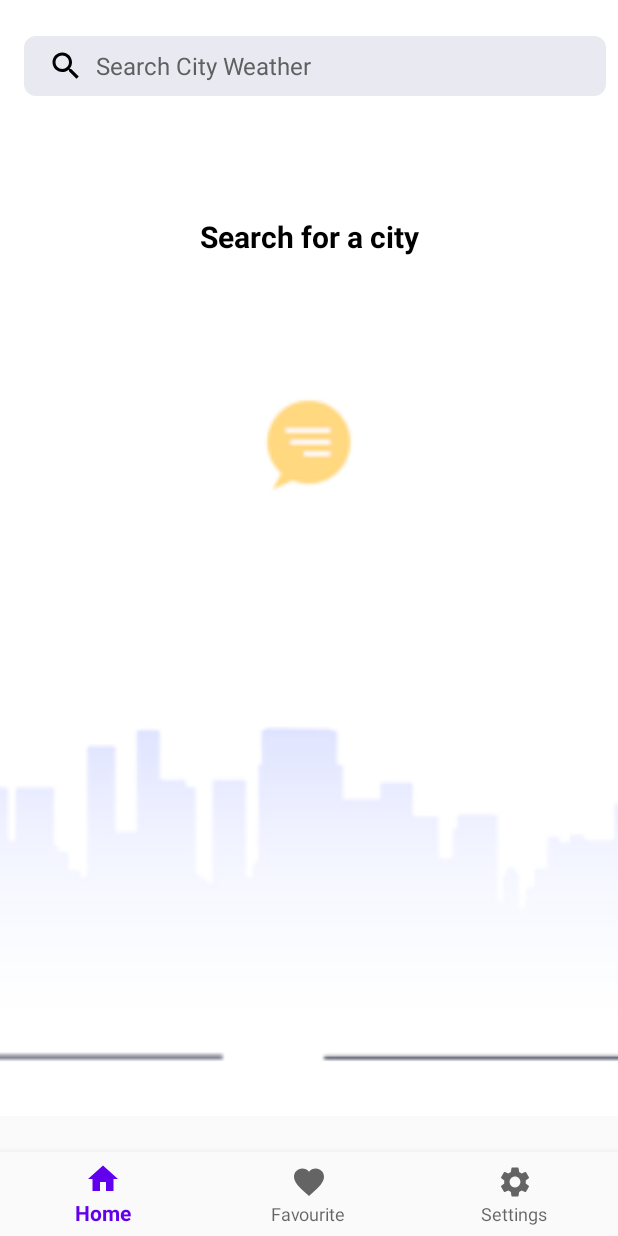
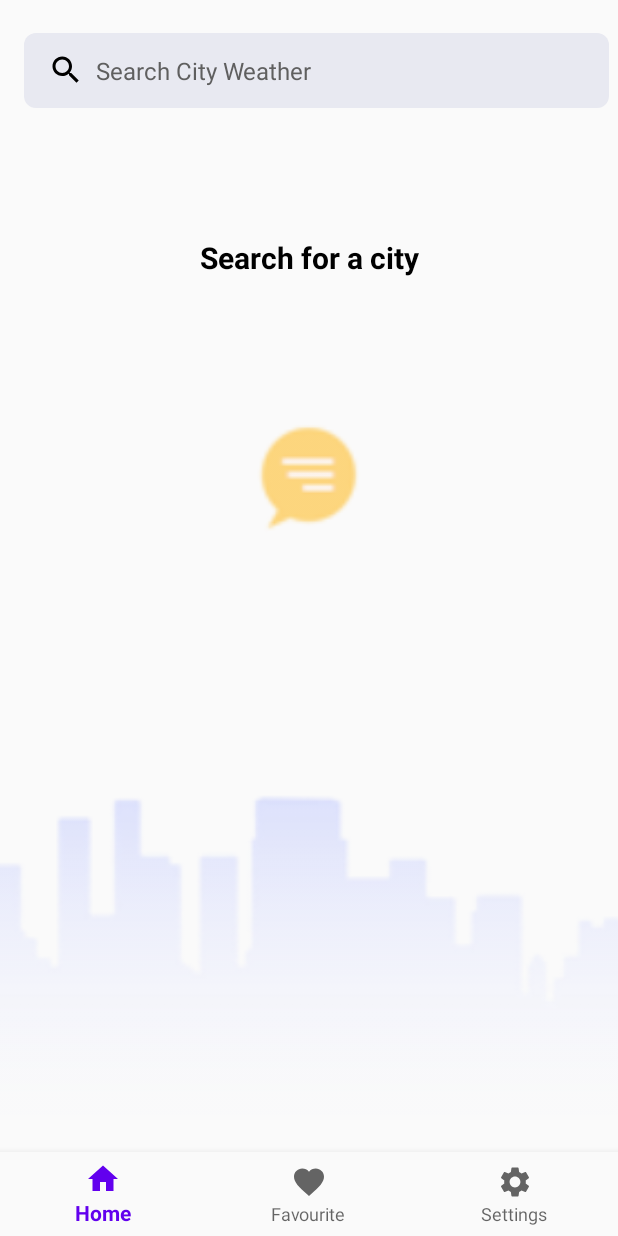
Before and after one commit to EmmanuelDav/Weather, an Android app: the screen it shows after launch (MainActivity), on a phone screen of 412 x 824 dp. Run offline under Robolectric (Android 15) with nearby library versions, the phone set to English and light mode, and no system bars; our stand-ins replace Dagger/Hilt's generated code, Room's generated code, Timber, data binding, navigation-ui and 1 more.

Commit message:
update on last commit

```diff
--- a/app/src/main/java/com/cyberiyke/weatherApp/ui/adapter/WeatherSearchAdapter.kt
+++ b/app/src/main/java/com/cyberiyke/weatherApp/ui/adapter/WeatherSearchAdapter.kt
@@ -8,7 +8,6 @@ import androidx.lifecycle.ViewModel
 import androidx.recyclerview.widget.RecyclerView
 import com.cyberiyke.weatherApp.R
 import com.cyberiyke.weatherApp.data.local.room.entity.Weather
-import com.cyberiyke.weatherApp.databinding.LayoutItemNewsSearchBinding
 import com.cyberiyke.weatherApp.databinding.WeatherItemBinding
 import com.cyberiyke.weatherApp.util.AppConstants
 import com.cyberiyke.weatherApp.util.AppUtils
@@ -61,7 +60,7 @@ class WeatherSearchAdapter(
         }
     }
 
-    private fun updateFavoriteIcon(isFavorite: Boolean, binding: LayoutItemNewsSearchBinding) {
+    private fun updateFavoriteIcon(isFavorite: Boolean, binding: WeatherItemBinding) {
         binding.favoriteButton.icon = ContextCompat.getDrawable(
             binding.root.context,
             if (isFavorite) R.drawable.star_icon_filled else R.drawable.star_icon
--- a/app/src/main/res/layout/activity_main.xml
+++ b/app/src/main/res/layout/activity_main.xml
@@ -1,33 +1,27 @@
 <?xml version="1.0" encoding="utf-8"?>
-<androidx.constraintlayout.widget.ConstraintLayout xmlns:android="http://schemas.android.com/apk/res/android"
+<androidx.coordinatorlayout.widget.CoordinatorLayout xmlns:android="http://schemas.android.com/apk/res/android"
     xmlns:app="http://schemas.android.com/apk/res-auto"
     android:id="@+id/container"
     android:layout_width="match_parent"
-    android:layout_height="match_parent">
+    android:layout_height="match_parent"
+    android:fitsSystemWindows="true">
 
-    <com.google.android.material.bottomnavigation.BottomNavigationView
-        android:id="@+id/nav_view"
-        android:layout_width="0dp"
-        android:layout_height="wrap_content"
-        android:layout_marginStart="0dp"
-        android:layout_marginEnd="0dp"
-        android:background="?android:attr/windowBackground"
-        app:layout_constraintBottom_toBottomOf="parent"
-        app:layout_constraintLeft_toLeftOf="parent"
-        app:layout_constraintRight_toRightOf="parent"
-        app:menu="@menu/bottom_nav_menu" />
-
+    <!-- Navigation Host Fragment -->
     <fragment
         android:id="@+id/nav_host_fragment_activity_main"
         android:name="androidx.navigation.fragment.NavHostFragment"
         android:layout_width="match_parent"
         android:layout_height="match_parent"
         app:defaultNavHost="true"
-        android:layout_marginBottom="80dp"
-        app:layout_constraintBottom_toTopOf="@+id/nav_view"
-        app:layout_constraintEnd_toEndOf="parent"
-        app:layout_constraintStart_toStartOf="parent"
-        app:layout_constraintTop_toTopOf="parent"
         app:navGraph="@navigation/mobile_navigation" />
 
-</androidx.constraintlayout.widget.ConstraintLayout>
+    <!-- Bottom Navigation -->
+    <com.google.android.material.bottomnavigation.BottomNavigationView
+        android:id="@+id/nav_view"
+        android:layout_width="match_parent"
+        android:layout_height="wrap_content"
+        android:layout_gravity="bottom"
+        android:background="?android:attr/windowBackground"
+        app:menu="@menu/bottom_nav_menu" />
+
+</androidx.coordinatorlayout.widget.CoordinatorLayout>
--- a/app/src/main/res/layout/fragment_home.xml
+++ b/app/src/main/res/layout/fragment_home.xml
@@ -5,8 +5,7 @@
 
     <androidx.constraintlayout.widget.ConstraintLayout
         android:layout_width="match_parent"
-        android:layout_height="match_parent"
-        android:background="@color/color_white">
+        android:layout_height="match_parent">
 
         <com.google.android.material.appbar.AppBarLayout
             android:id="@+id/app_bar_layout"
@@ -31,10 +30,8 @@
                     android:id="@+id/input_find_city_weather"
                     style="@style/SearchViewStyle"
                     android:layout_width="match_parent"
-                    android:layout_height="wrap_content"
-                    android:layout_marginStart="8dp"
-                    android:layout_marginEnd="8dp"
-                    android:layout_marginTop="8dp"
+                    android:layout_height="50dp"
+                    android:layout_margin="6dp"
                     android:hint="@string/search_city_weather"
                     app:layout_constraintStart_toStartOf="parent"
                     app:layout_constraintTop_toTopOf="parent" />
@@ -174,12 +171,9 @@
                     app:layout_constraintTop_toBottomOf="@+id/text_city_name"
                     tools:srcCompat="@drawable/sunny_day" />
 
-
             </androidx.constraintlayout.widget.ConstraintLayout>
 
         </androidx.core.widget.NestedScrollView>
 
-
-
     </androidx.constraintlayout.widget.ConstraintLayout>
 </layout>
--- a/app/src/main/res/values/colors.xml
+++ b/app/src/main/res/values/colors.xml
@@ -11,8 +11,6 @@
     <color name="shimmer_placeholder">#806F6F6F</color>
 
 
-    <color name="colorPrimary">#10ADE2</color>
-    <color name="colorPrimaryDark">#10ADE2</color>
     <color name="colorAccent">#000000</color>
     <color name="color_white">#FFFFFF</color>
     <color name="color_black">#000000</color>
```
Also changed, not shown: app/src/main/AndroidManifest.xml (+5 -3 lines), app/src/main/java/com/cyberiyke/weatherApp/ui/home/newsitem/NewsItemFragment.kt (deleted, +0 -34 lines), app/src/main/res/layout/layout_item_news_search.xml (deleted, +0 -103 lines).
